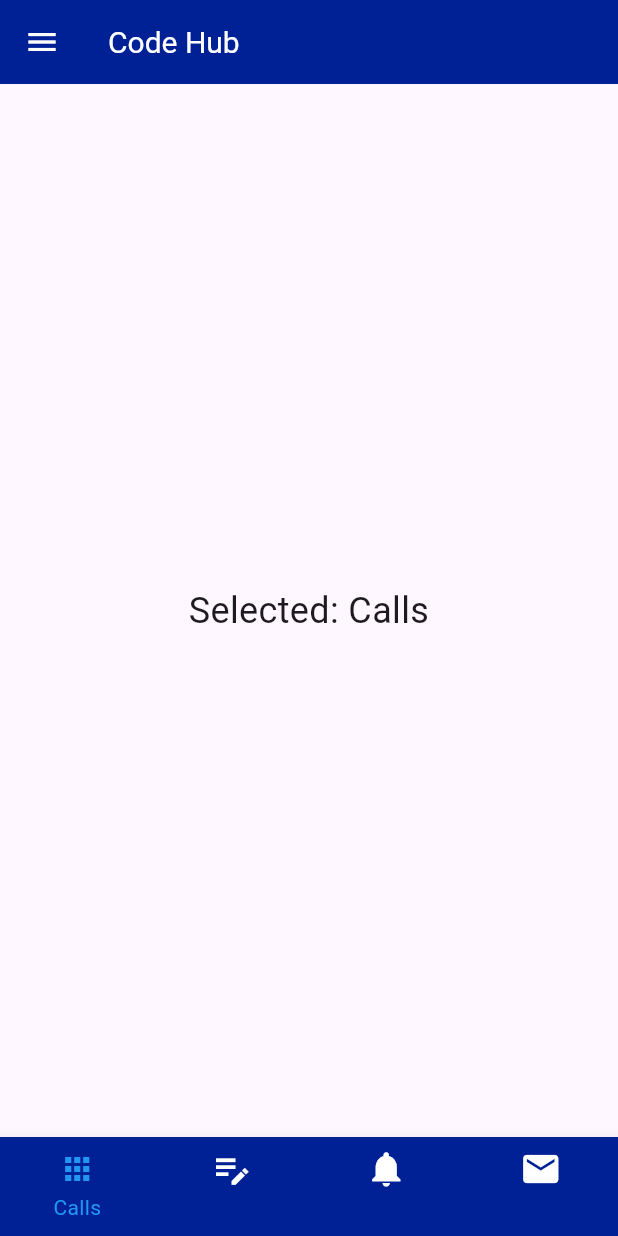
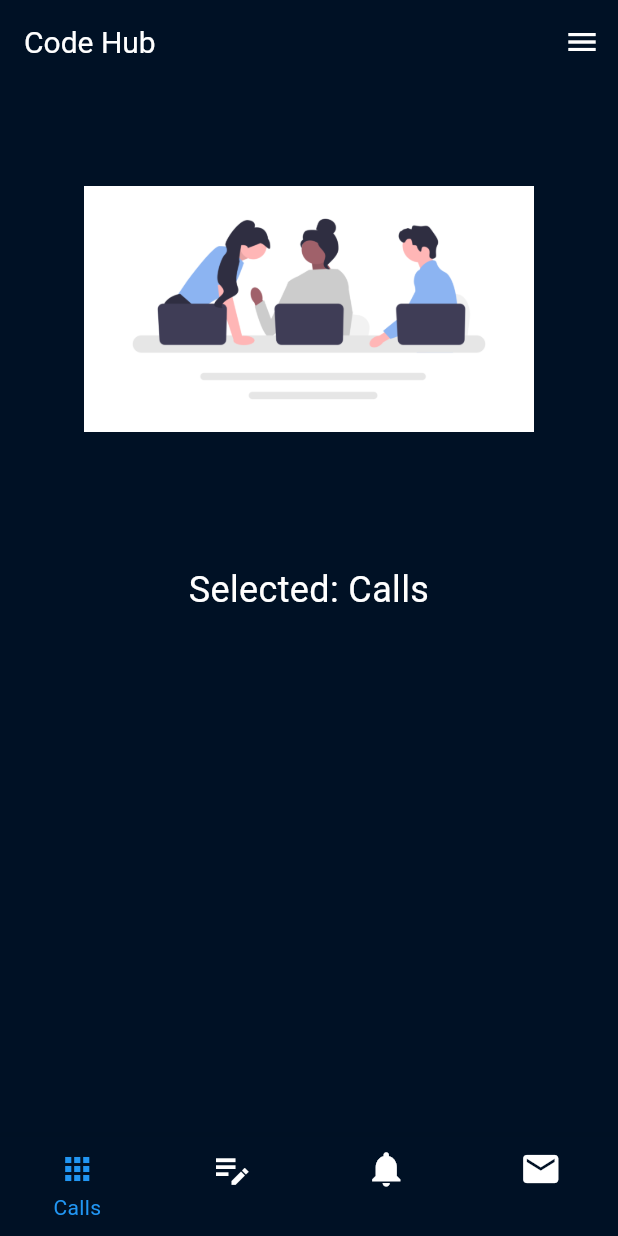
Before and after one commit to Zayidx/CodeHub, a Flutter app: the screen it shows after launch, on a phone screen of 412 x 824 dp. Run offline on Flutter 3.47's test engine with Material 3 defaults, Android fonts, the phone set to English and light mode, and no system bars.

Commit message:
add navbar menu and home screen

```diff
--- a/codehub/lib/screens/home_screen.dart
+++ b/codehub/lib/screens/home_screen.dart
@@ -25,6 +25,8 @@ class HomeScreen extends StatefulWidget {
 
 class _HomeScreenState extends State<HomeScreen> {
   int _selectedIndex = 0;
+  final GlobalKey<ScaffoldState> _scaffoldKey =
+      GlobalKey<ScaffoldState>(); // Tambahkan kunci
 
   @override
   void initState() {
@@ -42,14 +44,10 @@ class _HomeScreenState extends State<HomeScreen> {
   @override
   Widget build(BuildContext context) {
     return Scaffold(
+      key: _scaffoldKey, // Tetapkan kunci di sini
       appBar: AppBar(
-        backgroundColor: const Color(0xff002095),
-        leading: IconButton(
-          icon: const Icon(Icons.menu),
-          tooltip: 'Menu',
-          onPressed: () {},
-          color: const Color(0xffffffff),
-        ),
+        automaticallyImplyLeading: false, // Menghilangkan ikon menu default
+        backgroundColor: const Color(0xff001125),
         title: const Text(
           'Code Hub',
           style: TextStyle(
@@ -57,17 +55,67 @@ class _HomeScreenState extends State<HomeScreen> {
             fontSize: 20, // Ukuran teks (opsional)
           ),
         ),
+        actions: [
+          IconButton(
+            icon: const Icon(Icons.menu),
+            color: Colors.white, // Atur warna ikon menjadi putih
+            onPressed: () {
+              _scaffoldKey.currentState
+                  ?.openDrawer(); // Gunakan kunci untuk membuka drawer
+            },
+          ),
+        ],
       ),
-      body: Center(
-        child: Text(
-          'Selected: ${_selectedIndex == 0 ? "Calls" : _selectedIndex == 1 ? "Camera" : _selectedIndex == 2 ? "Chats" : "Mail"}',
-          style: const TextStyle(fontSize: 24),
-          textAlign: TextAlign.center,
+
+      drawer: Drawer(
+        backgroundColor: const Color(0xff1B3C71),
+        child: ListView(
+          children: [
+            ListTile(
+              title: const Text('item 1'),
+              textColor: Colors.white, // Atur warna teks
+              onTap: () {},
+            ),
+            ListTile(
+              title: const Text('item 2'),
+              textColor: Colors.white, // Atur warna teks
+              onTap: () {},
+            ),
+          ],
         ),
       ),
+
+      body: Container(
+        color: const Color(0xff001125), // Menambahkan warna latar belakang
+        width: double.infinity,
+        child: Column(
+          crossAxisAlignment:
+              CrossAxisAlignment.center, // Pusatkan secara horizontal
+          children: [
+            Image.asset(
+              'assets/studyprograming.png',
+              width: 300,
+              height: 300,
+            ),
+            const SizedBox(
+              height: 20, // Memberi jarak antara gambar dan teks
+            ),
+            Text(
+              'Selected: ${_selectedIndex == 0 ? "Calls" : _selectedIndex == 1 ? "Camera" : _selectedIndex == 2 ? "Chats" : "Mail"}',
+              style: const TextStyle(
+                fontSize: 24,
+                color: Colors
+                    .white, // Warna teks agar terlihat di background gelap
+              ),
+              textAlign: TextAlign.center,
+            ),
+          ],
+        ),
+      ),
+
       bottomNavigationBar: BottomNavigationBar(
         type: BottomNavigationBarType.fixed,
-        backgroundColor: const Color(0xff002095),
+        backgroundColor: const Color(0xff001125),
         items: const <BottomNavigationBarItem>[
           BottomNavigationBarItem(
             icon: Padding(
--- a/codehub/pubspec.yaml
+++ b/codehub/pubspec.yaml
@@ -61,6 +61,7 @@ flutter:
   # To add assets to your application, add an assets section, like this:
   assets:
     - assets/codehub-logo.png
+    - assets/studyprograming.png
     # - images/a_dot_ham.jpeg
 
   # An image asset can refer to one or more resolution-specific "variants", see
```
Also changed, not shown: codehub/assets/studyprograming.png (added).
